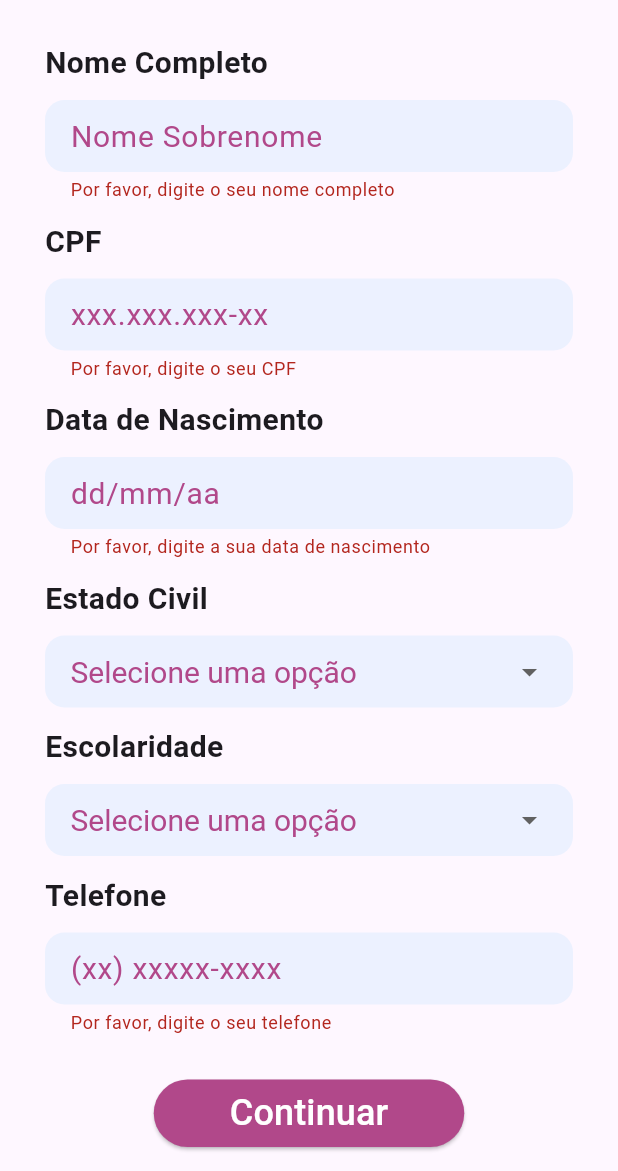
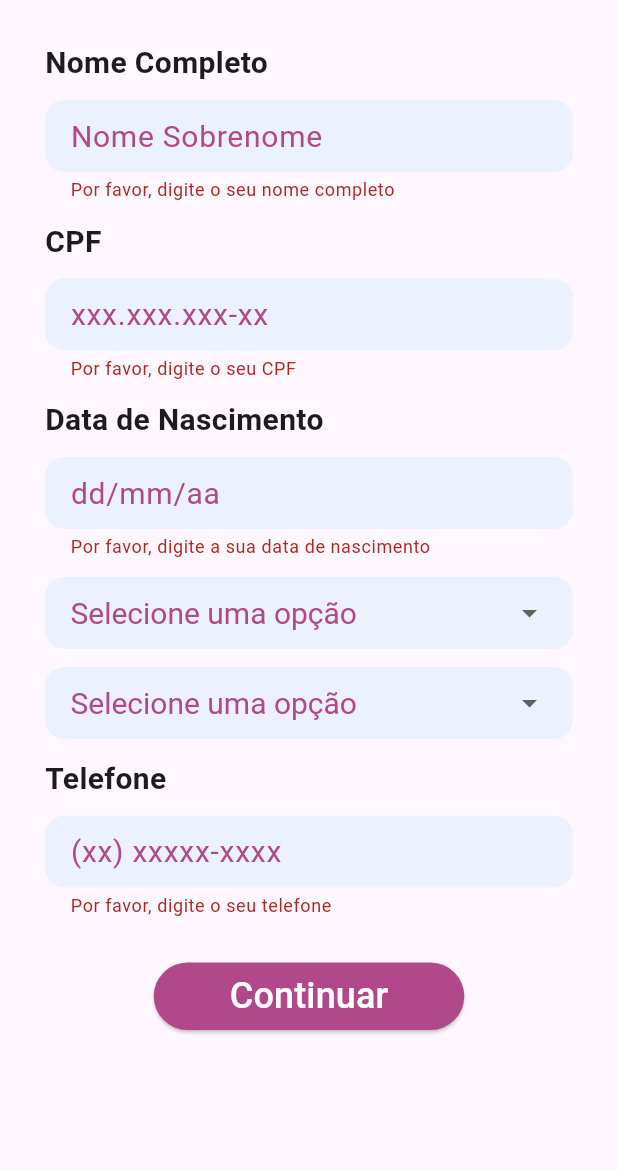
Before and after one commit to nullbyte-tecnology/angels-app, a Flutter app: the PregantForm1 screen opened directly, after a tap on "Continuar", on a phone screen of 412 x 824 dp, the part 65-1236 px from its top. Run offline on Flutter 3.47's test engine with Material 3 defaults, Android fonts, the phone set to English and light mode, and no system bars; our stand-ins replace device_preview, flutter_multi_formatter, mask_text_input_formatter.

Commit message:
feat: adicionado roteamento às páginas

```diff
--- a/angels_app/lib/pages/gestante/gestante_form1.dart
+++ b/angels_app/lib/pages/gestante/gestante_form1.dart
@@ -1,3 +1,4 @@
+import 'package:angels_app/pages/gestante/gestante_form2.dart';
 import 'package:angels_app/widgets/custom_appbar.dart';
 import 'package:angels_app/widgets/custom_dropdown.dart';
 import 'package:flutter/material.dart';
@@ -167,8 +168,8 @@ class _PregnantForm1State extends State<PregantForm1> {
                     // Campo de estado civil
                     const Column(
                       children: [
-                        _CustomLabel(textLabel: "Estado Civil"),
                         CustomDropdown(
+                          textLabel: "Estado Civil",
                           itens: ['Solteira', 'Casada', 'Divorciada', 'Viúva'],
                         )
                       ],
@@ -178,8 +179,8 @@ class _PregnantForm1State extends State<PregantForm1> {
                     // Campo de estado civil
                     const Column(
                       children: [
-                        _CustomLabel(textLabel: "Escolaridade"),
                         CustomDropdown(
+                          textLabel: "Escolaridade",
                           itens: [
                             'Fundamental Incompleto',
                             'Fundamental Completo',
@@ -228,7 +229,11 @@ class _PregnantForm1State extends State<PregantForm1> {
                         child: ElevatedButton(
                           onPressed: () {
                             if (_formKey.currentState!.validate()) {
-                              print("validou");
+                              print("validado");
+                              Navigator.of(context).push(
+                                MaterialPageRoute(
+                                    builder: (context) => const PregantForm2()),
+                              );
                             }
                           },
                           style: ElevatedButton.styleFrom(
--- a/angels_app/lib/pages/gestante/gestante_form3.dart
+++ b/angels_app/lib/pages/gestante/gestante_form3.dart
@@ -1,3 +1,4 @@
+import 'package:angels_app/pages/navbar/home.dart';
 import 'package:angels_app/widgets/custom_appbar.dart';
 import 'package:flutter/material.dart';
 
@@ -196,6 +197,10 @@ class _PregnantForm3State extends State<PregantForm3> {
                         child: ElevatedButton(
                           onPressed: () {
                             if (_formKey.currentState!.validate()) {
+                              Navigator.of(context).push(
+                                MaterialPageRoute(
+                                    builder: (context) => HomePage()),
+                              );
                               print("validou");
                             }
                           },
```
Also changed, not shown: angels_app/lib/pages/gestante/gestante_form2.dart (+11 -0 lines), angels_app/lib/pages/navbar/home.dart (+2 -5 lines).
